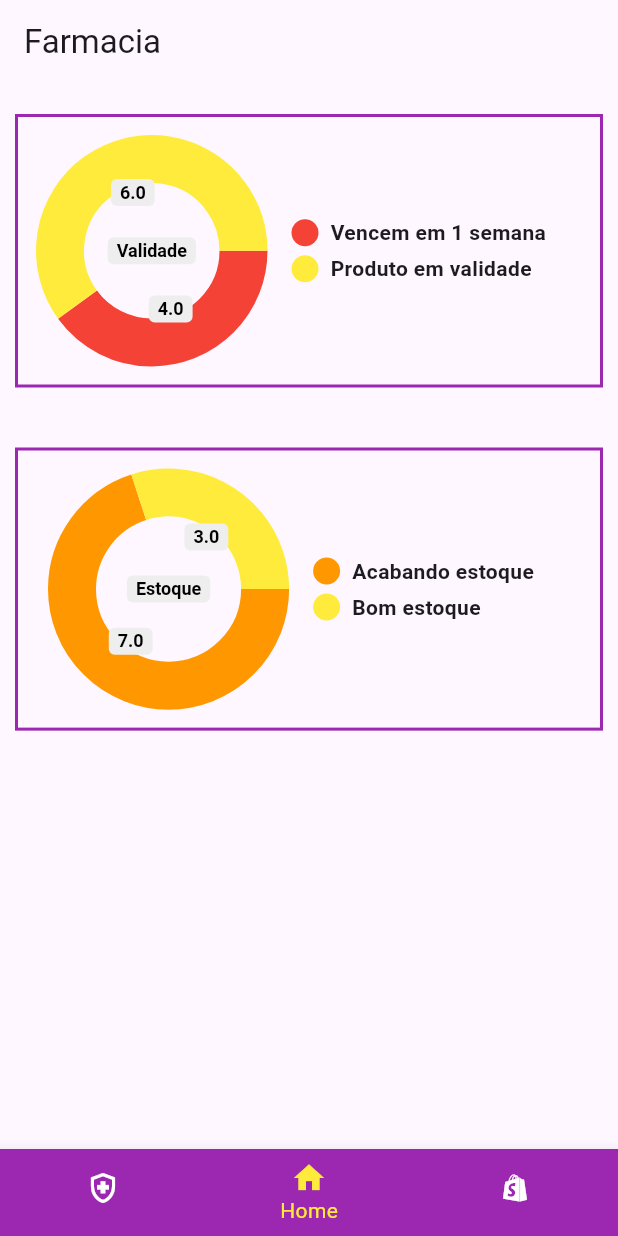
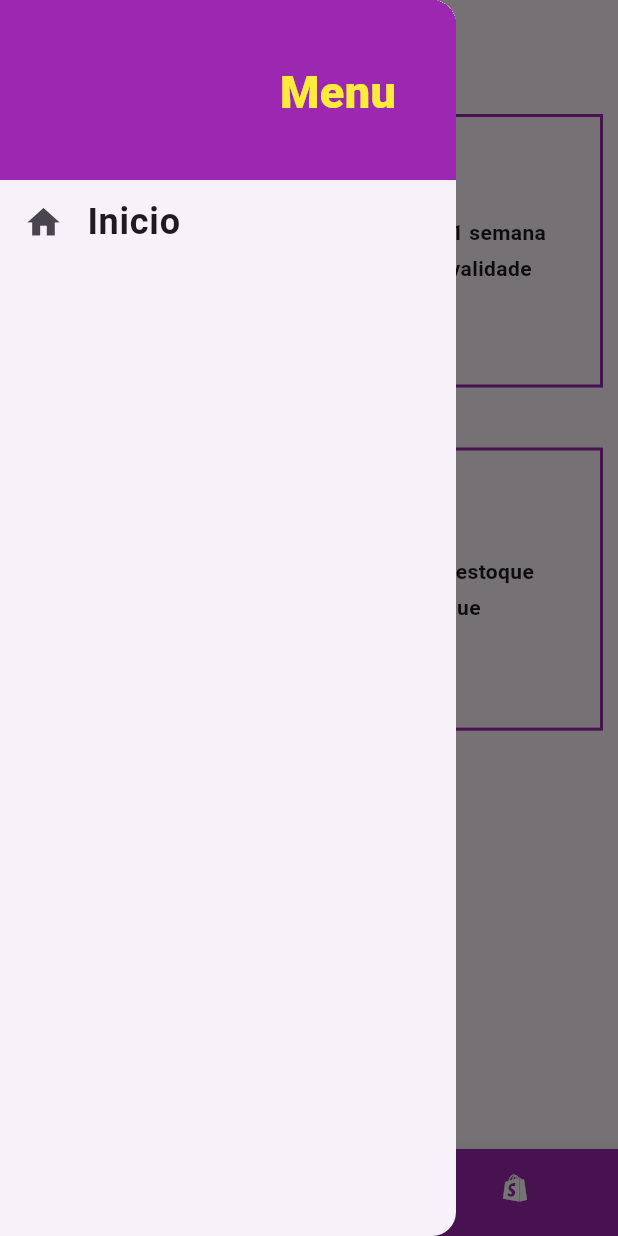
Before and after one commit to Leandro208/app_farmacia, a Flutter app: the screen it shows after launch, with the side drawer open (before the commit the screen has no drawer), on a phone screen of 412 x 824 dp. Run offline on Flutter 3.47's test engine with Material 3 defaults, Android fonts, the phone set to English and light mode, and no system bars; drawn by our look-alikes of pie_chart; Roboto replaces fonts that are missing (RobotoCondensed).

Commit message:
feat: crianco o mainDrawer

```diff
--- /dev/null
+++ b/lib/components/main_drawer.dart
@@ -0,0 +1,51 @@
+import 'package:app_farmacia/utils/app_colors.dart';
+import 'package:app_farmacia/utils/app_routes.dart';
+import 'package:flutter/material.dart';
+
+class MainDrawer extends StatelessWidget {
+  const MainDrawer({super.key});
+
+  Widget _createItem(IconData icon, String label, Function() onTap) {
+    return ListTile(
+      leading: Icon(
+        icon,
+        size: 26,
+      ),
+      title: Text(
+        label,
+        style: TextStyle(
+          fontFamily: 'RobotoCondensed',
+          fontSize: 24,
+          fontWeight: FontWeight.bold,
+        ),
+      ),
+      onTap: onTap,
+    );
+  }
+
+  @override
+  Widget build(BuildContext context) {
+    return  Drawer(
+      child: Column(
+        children: [
+          Container(
+            height: 120,
+            width: double.infinity,
+            padding: EdgeInsets.all(40),
+            color: AppColors.colorPrimary,
+            alignment: Alignment.bottomRight,
+            child: Text(
+              'Menu',
+              style: TextStyle(
+                  fontWeight: FontWeight.w900,
+                  fontSize: 30,
+                  color: AppColors.colorSecondary),
+            ),
+          ),
+          _createItem(Icons.home, 'Inicio',
+              () => Navigator.of(context).pushReplacementNamed(AppRoutes.HOME)),
+        ],
+      ),
+    );
+  }
+}
--- a/lib/screens/form_produto.dart
+++ b/lib/screens/form_produto.dart
@@ -6,9 +6,6 @@ class FormProduto extends StatelessWidget {
   @override
   Widget build(BuildContext context) {
     return Scaffold(
-      appBar: AppBar(
-        title: Text('Cadastrar Medicamento'),
-      ),
       body: Text('Teste'),
     );
   }
--- a/lib/screens/form_venda.dart
+++ b/lib/screens/form_venda.dart
@@ -6,9 +6,6 @@ class FormVenda extends StatelessWidget {
   @override
   Widget build(BuildContext context) {
     return Scaffold(
-      appBar: AppBar(
-        title: Text('Cadastrar Venda'),
-      ),
       body: Text('Teste'),
     );
   }
--- a/lib/screens/home_page.dart
+++ b/lib/screens/home_page.dart
@@ -17,9 +17,6 @@ class HomePage extends StatelessWidget {
       "Bom estoque": 3,
     };
     return Scaffold(
-      appBar: AppBar(
-        title: Text('Farmacia'),
-      ),
       body: Column(
         children: [
           SizedBox(height: 20,),
--- a/lib/screens/tabs_screen.dart
+++ b/lib/screens/tabs_screen.dart
@@ -1,3 +1,4 @@
+import 'package:app_farmacia/components/main_drawer.dart';
 import 'package:app_farmacia/screens/form_produto.dart';
 import 'package:app_farmacia/screens/form_venda.dart';
 import 'package:app_farmacia/screens/home_page.dart';
@@ -15,6 +16,11 @@ class _TabsScreenState extends State<TabsScreen> {
   int _selectedIndex = 1;
   bool _showLabels = true;
   late final List<Widget> _pages;
+  final List<String> _titles = [
+    'Cadastrar Medicamento',
+    'Farmacia',
+    'Cadastrar Venda'
+  ];
 
   @override
   void initState() {
@@ -35,6 +41,11 @@ class _TabsScreenState extends State<TabsScreen> {
   @override
   Widget build(BuildContext context) {
     return Scaffold(
+      appBar: AppBar(
+        title: Text(
+          _titles[_selectedIndex],
+        ),
+      ),
       body: _pages[_selectedIndex],
       bottomNavigationBar: BottomNavigationBar(
         backgroundColor: AppColors.colorPrimary,
@@ -61,6 +72,7 @@ class _TabsScreenState extends State<TabsScreen> {
         unselectedItemColor: Colors.white,
         onTap: _onItemTapped,
       ),
+      drawer: MainDrawer(),
     );
   }
 }
```
